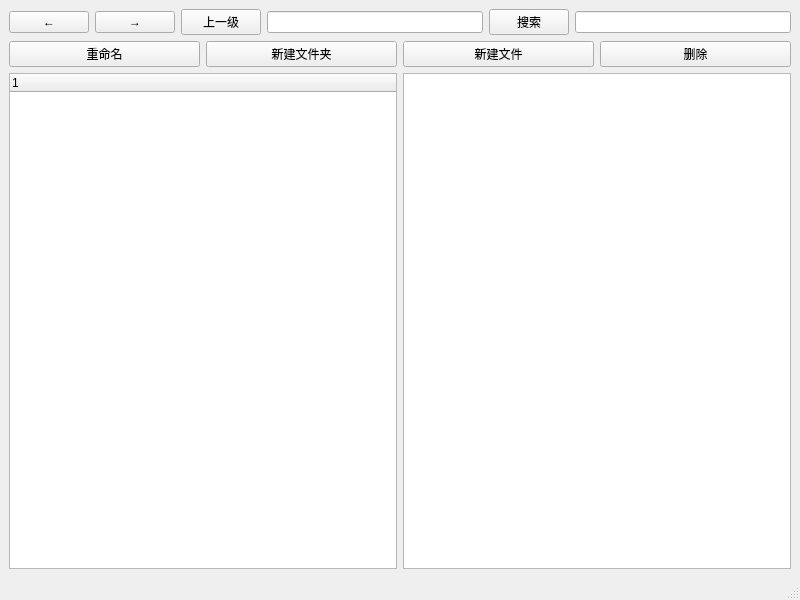
Above: mainwindow.ui from enenene1223/FileManager before the change. Below: the same form after it.
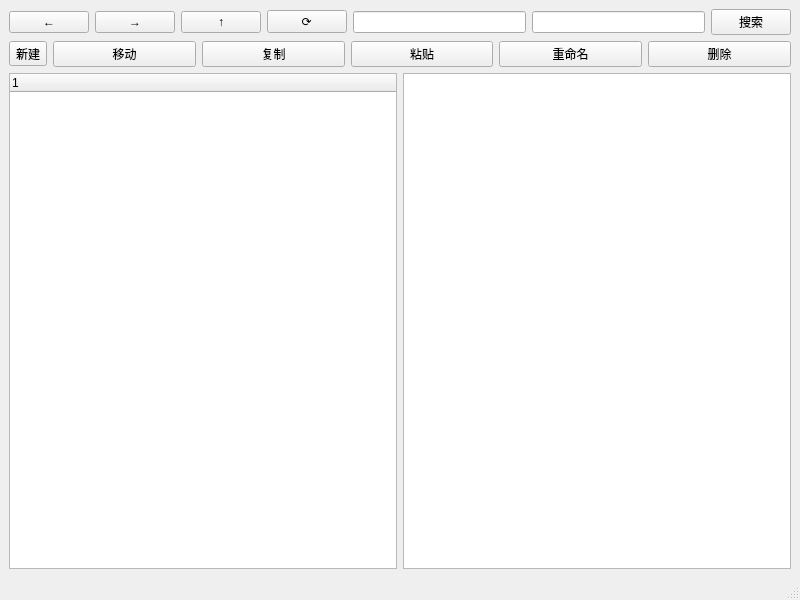
That is the form after the change.

Commit message: feat:实现了复制、移动、粘贴、刷新；取消操作成功执行后的弹窗；新增创建后直接进入重命名的功能；新增双击重命名功能；简单调整了一下ui；

```diff
--- a/mainwindow.ui
+++ b/mainwindow.ui
@@ -34,13 +34,23 @@
       <item>
        <widget class="QPushButton" name="btn_up">
         <property name="text">
-         <string>上一级</string>
+         <string>↑</string>
+        </property>
+       </widget>
+      </item>
+      <item>
+       <widget class="QPushButton" name="btn_refresh">
+        <property name="text">
+         <string>⟳</string>
         </property>
        </widget>
       </item>
       <item>
        <widget class="QLineEdit" name="lineEdit_path"/>
       </item>
+      <item>
+       <widget class="QLineEdit" name="lineEdit_search"/>
+      </item>
       <item>
        <widget class="QPushButton" name="btn_search">
         <property name="text">
@@ -48,13 +58,41 @@
         </property>
        </widget>
       </item>
-      <item>
-       <widget class="QLineEdit" name="lineEdit_search"/>
-      </item>
      </layout>
     </item>
     <item>
      <layout class="QHBoxLayout" name="horizontalLayout_3">
+      <item>
+       <widget class="QToolButton" name="btn_new">
+        <property name="text">
+         <string>新建</string>
+        </property>
+        <property name="popupMode">
+         <enum>QToolButton::ToolButtonPopupMode::InstantPopup</enum>
+        </property>
+       </widget>
+      </item>
+      <item>
+       <widget class="QPushButton" name="btn_move">
+        <property name="text">
+         <string>移动</string>
+        </property>
+       </widget>
+      </item>
+      <item>
+       <widget class="QPushButton" name="btn_copy">
+        <property name="text">
+         <string>复制</string>
+        </property>
+       </widget>
+      </item>
+      <item>
+       <widget class="QPushButton" name="btn_paste">
+        <property name="text">
+         <string>粘贴</string>
+        </property>
+       </widget>
+      </item>
       <item>
        <widget class="QPushButton" name="btn_rename">
         <property name="text">
@@ -62,20 +100,6 @@
         </property>
        </widget>
       </item>
-      <item>
-       <widget class="QPushButton" name="btn_new_folder">
-        <property name="text">
-         <string>新建文件夹</string>
-        </property>
-       </widget>
-      </item>
-      <item>
-       <widget class="QPushButton" name="btn_new_file">
-        <property name="text">
-         <string>新建文件</string>
-        </property>
-       </widget>
-      </item>
       <item>
        <widget class="QPushButton" name="btn_delete">
         <property name="text">
```
Left out of the diff: 5 changed lines with no effect on the pictures. The commit also changes 7 other files.
